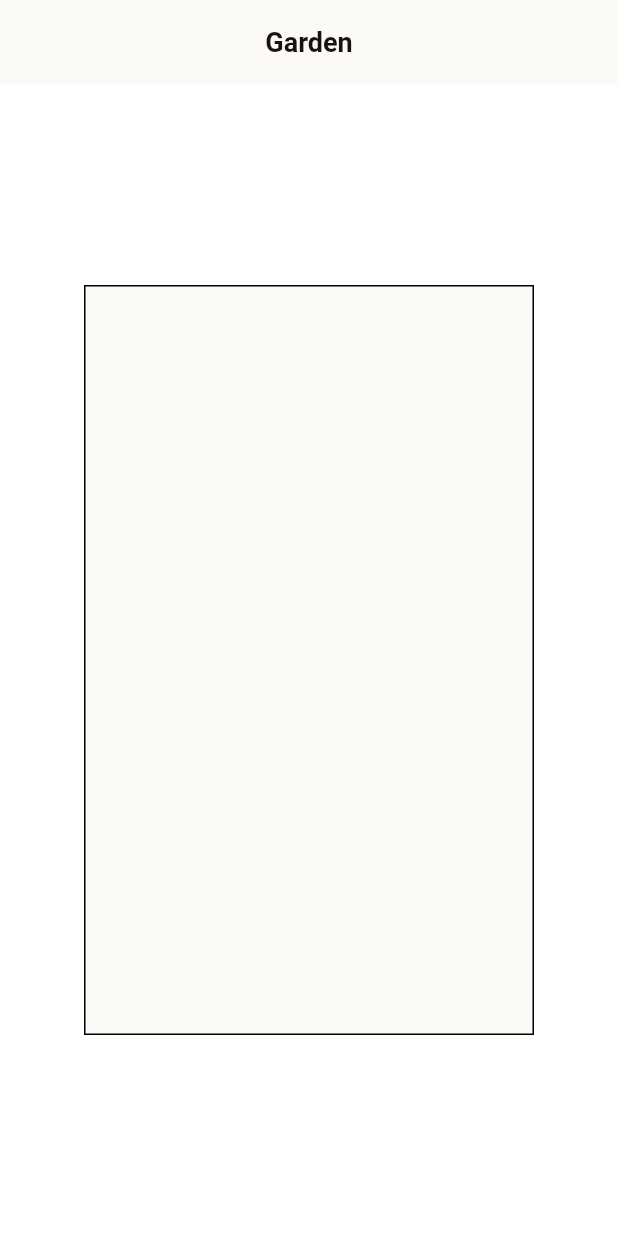
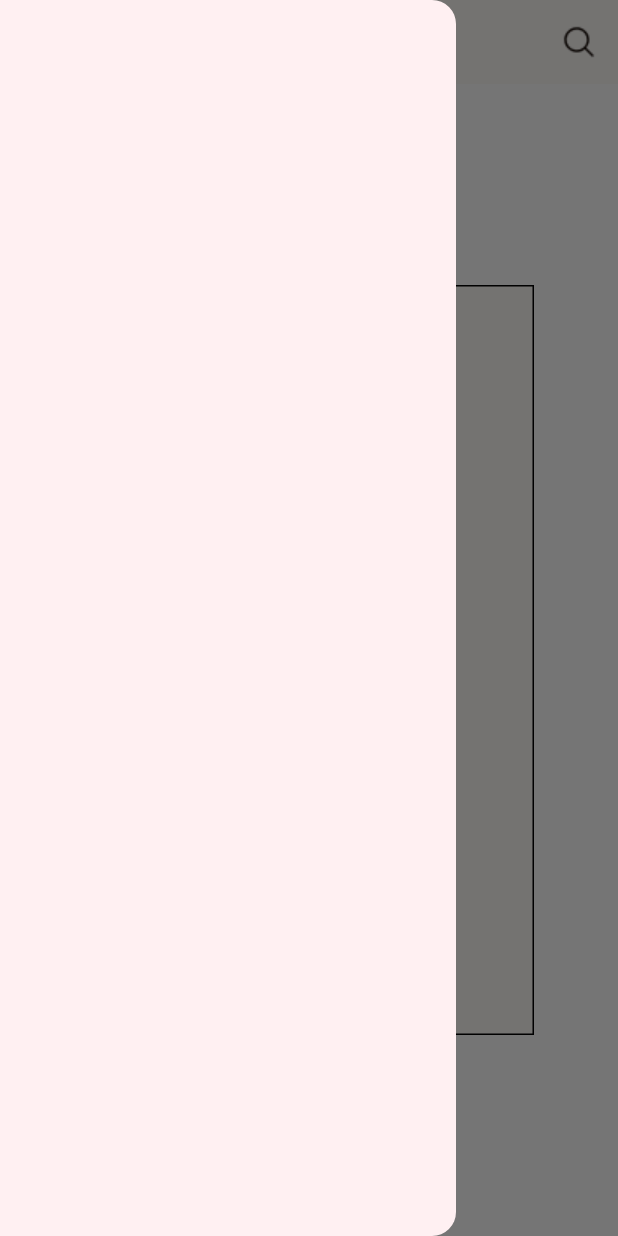
Before and after one commit to see1ya/garden, a Flutter app: the screen it shows after launch, with the side drawer open (before the commit the screen has no drawer), on a phone screen of 412 x 824 dp. Run offline on Flutter 3.47's test engine with Material 2 defaults, Android fonts, the phone set to English and light mode, and no system bars; Roboto replaces fonts that are missing (Epilogue).

Commit message:
icon追加

```diff
--- a/lib/pages/home.dart
+++ b/lib/pages/home.dart
@@ -7,11 +7,15 @@ class HomeScreen extends StatelessWidget {
   @override
   Widget build(BuildContext context) {
     return Scaffold(
+      drawer: customDrawer(),
       appBar: AppBar(
         title: const Text('Garden', style: appBarTextStyle),
+        actions: [
+          Container(
+              padding: EdgeInsets.only(right: 14),
+              child: Image.asset("lib/assets/searchIcon.png"))
+        ],
         centerTitle: true,
-        // backgroundColor: appSeedColor,
-        // elevation: 0,
       ),
       body: Center(
         child: Container(
@@ -27,3 +31,7 @@ class HomeScreen extends StatelessWidget {
     );
   }
 }
+
+Drawer customDrawer() {
+  return Drawer();
+}
--- a/pubspec.yaml
+++ b/pubspec.yaml
@@ -26,8 +26,8 @@ flutter:
   uses-material-design: true
 
   # To add assets to your application, add an assets section, like this:
-  # assets:
-  #   - images/a_dot_burr.jpeg
+  assets:
+    - lib/assets/searchIcon.png
   #   - images/a_dot_ham.jpeg
 
   # An image asset can refer to one or more resolution-specific "variants", see
```
Also changed, not shown: lib/assets/searchIcon.png (added).
